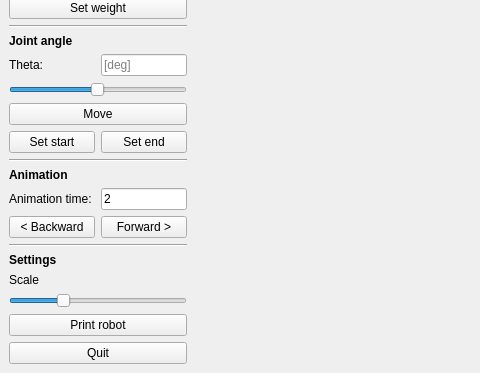
Qt form robot_control/window.ui (martinloland/robot_control) before a commit; both pictures show x 0 to 480 and y 427 to 800 of the 1000 by 800 pixel window.
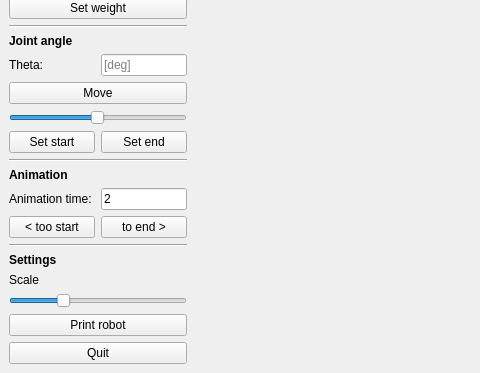
The same form after that commit. Custom widgets are drawn as their Qt base class.

Commit message: aded some gui elem

The edit to the form file:
```diff
--- a/robot_control/window.ui
+++ b/robot_control/window.ui
@@ -406,6 +406,13 @@
         </item>
        </layout>
       </item>
+      <item>
+       <widget class="QPushButton" name="btn_for_move">
+        <property name="text">
+         <string>Move</string>
+        </property>
+       </widget>
+      </item>
       <item>
        <widget class="QSlider" name="for_theta_sli">
         <property name="sizePolicy">
@@ -425,13 +432,6 @@
         </property>
        </widget>
       </item>
-      <item>
-       <widget class="QPushButton" name="btn_for_move">
-        <property name="text">
-         <string>Move</string>
-        </property>
-       </widget>
-      </item>
       <item>
        <layout class="QHBoxLayout" name="horizontalLayout_6">
         <item>
@@ -505,14 +505,14 @@
         <item>
          <widget class="QPushButton" name="animBack">
           <property name="text">
-           <string>&lt; Backward</string>
+           <string>&lt; too start</string>
           </property>
          </widget>
         </item>
         <item>
          <widget class="QPushButton" name="animForward">
           <property name="text">
-           <string>Forward &gt;</string>
+           <string>to end &gt;</string>
           </property>
          </widget>
         </item>
```
Left out of the diff: 1 changed line with no effect on the pictures.
